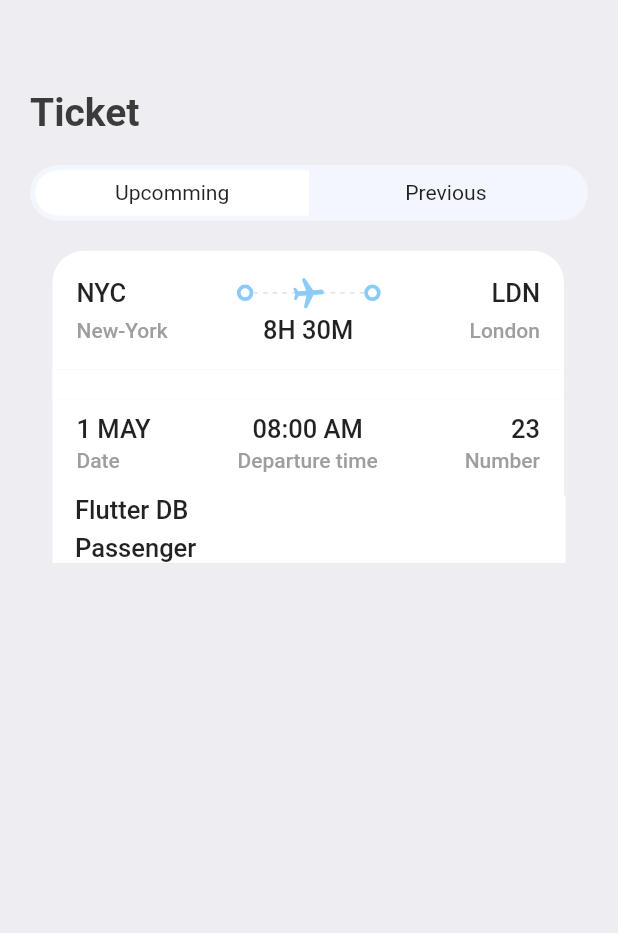
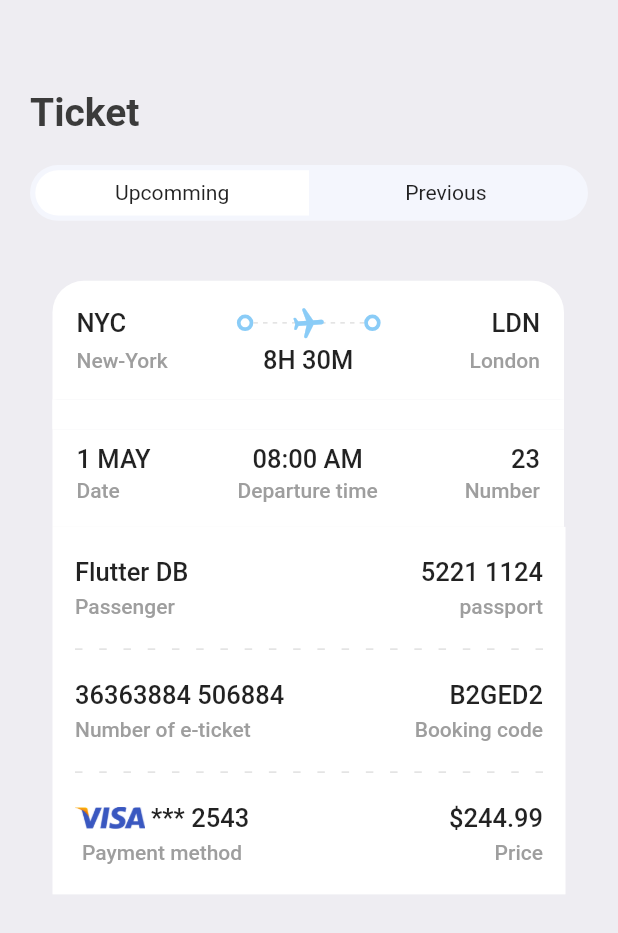
Before and after one commit to SHINDONGDONG/Chatty_Flutter, a Flutter app: the TicketScreen screen opened directly, on a phone screen of 412 x 824 dp. Shown: the top 933 px of the screen. Run offline on Flutter 3.47's test engine with Material 2 defaults, Android fonts, the phone set to English and light mode, and no system bars; our stand-ins replace fluentui_icons, gap, get.

Commit message:
Ticket Detail

```diff
--- a/lib/screens/ticket_screen.dart
+++ b/lib/screens/ticket_screen.dart
@@ -2,6 +2,7 @@ import 'package:chatty_flutter/screens/ticket_view.dart';
 import 'package:chatty_flutter/utils/app_info_list.dart';
 import 'package:chatty_flutter/utils/app_layout.dart';
 import 'package:chatty_flutter/widgets/column_layout.dart';
+import 'package:chatty_flutter/widgets/layout_builder_widget.dart';
 import 'package:chatty_flutter/widgets/ticket_tabs.dart';
 import 'package:flutter/cupertino.dart';
 import 'package:flutter/material.dart';
@@ -33,19 +34,69 @@ class TicketScreen extends StatelessWidget {
               Gap(AppLayout.getHeight(20)),
               AppTicketTabs(firstTab: "Upcomming", secondTab: "Previous"),
               Gap(AppLayout.getHeight(20)),
+              Gap(AppLayout.getHeight(20)),
               Container(
                 padding: EdgeInsets.only(left: AppLayout.getHeight(15)),
                 child: TicketView(ticket: ticketList[0],
                   isColor: true,
                 ),
               ),
+              SizedBox(height: 1,),
               Container(
                 margin: EdgeInsets.symmetric(horizontal: 15),
-                padding: EdgeInsets.symmetric(horizontal: 15),
+                padding: EdgeInsets.symmetric(horizontal: 15, vertical: 20),
                 color: Colors.white,
-                child:Row(
-                  children: const [
-                    AppColumnLayout(firstText: "Flutter DB", secondText: "Passenger"),
+                child:Column(
+                  crossAxisAlignment: CrossAxisAlignment.start,
+                  children: [
+                    Row(
+                      mainAxisAlignment: MainAxisAlignment.spaceBetween,
+                      children: const [
+                        AppColumnLayout(firstText: "Flutter DB", secondText: "Passenger",
+                          isColor: true,alignment: CrossAxisAlignment.start,),
+                        AppColumnLayout(firstText: "5221 1124", secondText: "passport",
+                            isColor:true,alignment: CrossAxisAlignment.end),
+                      ],
+                    ),
+                    Gap(AppLayout.getHeight(20)),
+                    const AppLayoutBuilderWdiget(section: 15,isColor: true,),
+                    Gap(AppLayout.getHeight(20)),
+                    Row(
+                      mainAxisAlignment: MainAxisAlignment.spaceBetween,
+                      children: const [
+                        AppColumnLayout(firstText: "36363884 506884", secondText: "Number of e-ticket",
+                          isColor: true,alignment: CrossAxisAlignment.start,),
+                        AppColumnLayout(firstText: "B2GED2", secondText: "Booking code",
+                            isColor:true,alignment: CrossAxisAlignment.end),
+                      ],
+                    ),
+                    Gap(AppLayout.getHeight(20)),
+                    const AppLayoutBuilderWdiget(section: 15,isColor: true,),
+                    Gap(AppLayout.getHeight(20)),
+                    Row(
+                      mainAxisAlignment: MainAxisAlignment.spaceBetween,
+                      children: [
+                        Column(
+                          children: [
+                             Row(
+                               children: [
+                                 Image.asset("assets/images/visa.png",scale: 11,),
+                                 Text(" *** 2543",style: Styles.headLineStyle3,),
+
+                               ],
+                             ),
+                                Gap(5),
+                                Text("Payment method",style: Styles.headLineStyle4),
+                          ],
+                        ),
+                        AppColumnLayout(
+                            firstText: "\$244.99",
+                            secondText: "Price",
+                            alignment: CrossAxisAlignment.end,
+                            isColor: true,
+                        ),
+                      ],
+                    ),
                   ],
                 ),
               ),
--- a/lib/screens/ticket_view.dart
+++ b/lib/screens/ticket_view.dart
@@ -1,5 +1,6 @@
 import 'package:chatty_flutter/utils/app_layout.dart';
 import 'package:chatty_flutter/utils/app_styles.dart';
+import 'package:chatty_flutter/widgets/layout_builder_widget.dart';
 import 'package:flutter/cupertino.dart';
 import 'package:flutter/material.dart';
 import 'package:gap/gap.dart';
@@ -136,25 +137,7 @@ class TicketView extends StatelessWidget {
                   ),
                   Expanded(child:Padding(
                     padding: EdgeInsets.all(AppLayout.getHeight(6)),
-                    child: LayoutBuilder(
-                      builder: (BuildContext context , BoxConstraints constraints) {
-                       return Flex(
-                         direction: Axis.horizontal,
-                         mainAxisAlignment: MainAxisAlignment.spaceBetween,
-                         mainAxisSize: MainAxisSize.max,
-                         children: List.generate((constraints.constrainWidth()/15).floor(), (index) => SizedBox(
-                           width: 5, height: 1,
-                           child: DecoratedBox(
-                             decoration: BoxDecoration(
-                               color: isColor==null? Colors.grey.shade300:
-                               Colors.white,
-                             ),
-                           ),
-                         ),),
-                       );
-                      },
-
-                    ),
+                    child: AppLayoutBuilderWdiget(section: 15,),
                   ),
                   ),
                   SizedBox(
--- a/lib/widgets/column_layout.dart
+++ b/lib/widgets/column_layout.dart
@@ -1,22 +1,30 @@
 import 'package:flutter/cupertino.dart';
+import 'package:flutter/material.dart';
 import 'package:gap/gap.dart';
 
 import '../utils/app_layout.dart';
 import '../utils/app_styles.dart';
 
 class AppColumnLayout extends StatelessWidget {
+  final bool? isColor;
+  final CrossAxisAlignment alignment;
   final String firstText;
   final String secondText;
-  const AppColumnLayout({Key? key, required this.firstText, required this.secondText}) : super(key: key);
+  const AppColumnLayout({Key? key, required this.firstText, required this.secondText, required this.alignment, this.isColor}) : super(key: key);
 
   @override
   Widget build(BuildContext context) {
     return Column(
-      crossAxisAlignment: CrossAxisAlignment.start,
+      crossAxisAlignment: alignment,
       children: [
-        Text(firstText, style: Styles.headLineStyle3,),
+        Text(firstText, style:
+        isColor==null?Styles.headLineStyle3.copyWith(color: CupertinoColors.white):
+        Styles.headLineStyle3,),
         Gap(AppLayout.getHeight(5)),
-        Text(secondText,style: Styles.headLineStyle3),
+        Text(secondText,style: isColor==null?
+        Styles.headLineStyle4.copyWith(color: Colors.white):
+        Styles.headLineStyle4
+        ),
       ],
     );
   }
--- /dev/null
+++ b/lib/widgets/layout_builder_widget.dart
@@ -0,0 +1,31 @@
+import 'package:flutter/cupertino.dart';
+import 'package:flutter/material.dart';
+
+class AppLayoutBuilderWdiget extends StatelessWidget {
+  final bool? isColor;
+  final int section;
+  const AppLayoutBuilderWdiget({Key? key, this.isColor, required this.section}) : super(key: key);
+
+  @override
+  Widget build(BuildContext context) {
+    return LayoutBuilder(
+      builder: (BuildContext context , BoxConstraints constraints) {
+        return Flex(
+          direction: Axis.horizontal,
+          mainAxisAlignment: MainAxisAlignment.spaceBetween,
+          mainAxisSize: MainAxisSize.max,
+          children: List.generate((constraints.constrainWidth()/section).floor(), (index) => SizedBox(
+            width: 5, height: 1,
+            child: DecoratedBox(
+              decoration: BoxDecoration(
+                color: isColor==null? Colors.white:
+                Colors.grey.shade300,
+              ),
+            ),
+          ),),
+        );
+      },
+
+    );
+  }
+}
```
